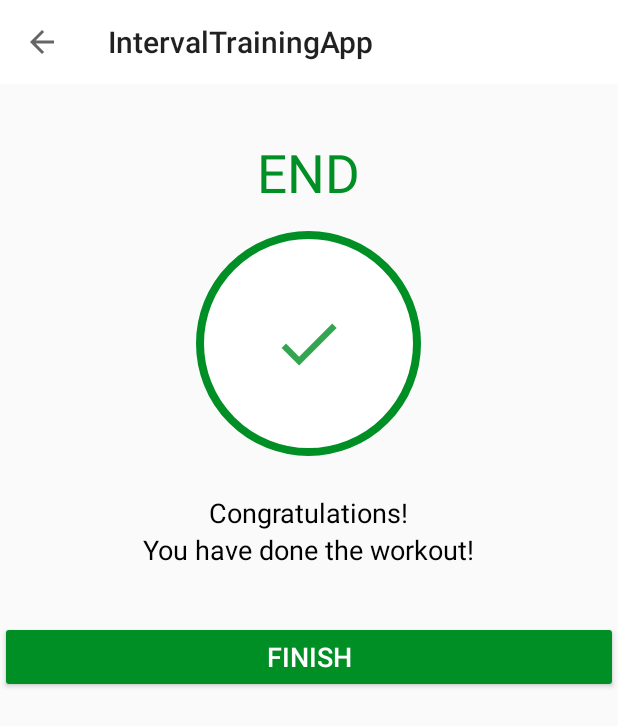
After one commit to maximilian6547s/IntervalTrainingApp, an Android app: the FinishActivity screen opened directly, with no data from a screen before it, on a phone screen of 412 x 824 dp. The commit adds this screen. Shown: the top 726 px of the screen. Run offline under Robolectric (Android 15) with nearby library versions, the phone set to English and light mode, and no system bars.

Commit message:
Make finish activity

```diff
--- a/app/src/main/AndroidManifest.xml
+++ b/app/src/main/AndroidManifest.xml
@@ -9,9 +9,13 @@
         android:roundIcon="@mipmap/ic_launcher_round"
         android:supportsRtl="true"
         android:theme="@style/Theme.IntervalTrainingApp">
-        <activity android:name=".ExerciseActivity"
+        <activity android:name=".FinishActivity"
             android:screenOrientation="portrait"
-            android:theme="@style/Theme.AppCompat.Light.NoActionBar"></activity>
+            android:theme="@style/Theme.AppCompat.Light.NoActionBar"/>
+        <activity
+            android:name=".ExerciseActivity"
+            android:screenOrientation="portrait"
+            android:theme="@style/Theme.AppCompat.Light.NoActionBar" />
         <activity
             android:name=".MainActivity"
             android:screenOrientation="portrait"
--- a/app/src/main/java/com/maximcuker/intervaltrainingapp/ExerciseActivity.kt
+++ b/app/src/main/java/com/maximcuker/intervaltrainingapp/ExerciseActivity.kt
@@ -1,5 +1,6 @@
 package com.maximcuker.intervaltrainingapp
 
+import android.content.Intent
 import android.media.MediaPlayer
 import androidx.appcompat.app.AppCompatActivity
 import android.os.Bundle
@@ -21,8 +22,8 @@ class ExerciseActivity : AppCompatActivity(), TextToSpeech.OnInitListener {
     private var exerciseTimer: CountDownTimer? = null
     private var exerciseProgress = 0
 
-    private var exerciseTimerDuration: Long = 3
-    private var restTimerDuration: Long = 2
+    private var exerciseTimerDuration: Long = 3//TODO: make back after test
+    private var restTimerDuration: Long = 2//TODO: make back after test
 
     private var exerciseList: ArrayList<ExerciseModel>? = null
     private var currentExercisePosition = -1
@@ -123,18 +124,16 @@ class ExerciseActivity : AppCompatActivity(), TextToSpeech.OnInitListener {
             }
 
             override fun onFinish() {
-                if (currentExercisePosition< (exerciseList?.size ?: 0)-1 ) {
-//                if (currentExercisePosition < 1) {
+//                if (currentExercisePosition< (exerciseList?.size ?: 0)-1 ) { //TODO: make back after test
+                if (currentExercisePosition < 2) {
                     exerciseList?.get(currentExercisePosition)?.isSelected = false
                     exerciseList?.get(currentExercisePosition)?.isCompleted = true
                     exerciseAdapter?.notifyDataSetChanged()
                     setupRestView()
                 } else {
-                    Toast.makeText(
-                        this@ExerciseActivity,
-                        "Congratulations! You have completed the 7 minutes workout!",
-                        Toast.LENGTH_LONG
-                    ).show()
+                    finish()
+                    val intentFinish = Intent(this@ExerciseActivity,FinishActivity::class.java)
+                    startActivity(intentFinish)
                 }
             }
         }.start()
--- /dev/null
+++ b/app/src/main/java/com/maximcuker/intervaltrainingapp/FinishActivity.kt
@@ -0,0 +1,25 @@
+package com.maximcuker.intervaltrainingapp
+
+import androidx.appcompat.app.AppCompatActivity
+import android.os.Bundle
+import kotlinx.android.synthetic.main.activity_finish.*
+
+class FinishActivity : AppCompatActivity() {
+    override fun onCreate(savedInstanceState: Bundle?) {
+        super.onCreate(savedInstanceState)
+        setContentView(R.layout.activity_finish)
+
+        setSupportActionBar(toolbarFinishActivity)
+        val actionBar = supportActionBar
+        if (actionBar != null) {
+            actionBar.setDisplayHomeAsUpEnabled(true) //set back button
+        }
+        toolbarFinishActivity.setNavigationOnClickListener{
+            onBackPressed() //press back when press button on toolbar
+        }
+
+        btnFinish.setOnClickListener {
+            finish()
+        }
+    }
+}
--- /dev/null
+++ b/app/src/main/res/drawable/ic_action_done.xml
@@ -0,0 +1,13 @@
+<?xml version="1.0" encoding="utf-8"?>
+<vector xmlns:android="http://schemas.android.com/apk/res/android"
+    android:width="24dp"
+    android:height="24dp"
+    android:viewportHeight="24"
+    android:viewportWidth="24"
+    android:tint="@color/colorAccent"
+    android:alpha="0.8">
+    <path
+        android:fillColor="#FF000000"
+        android:pathData="M9,16.2L4.8,12l-1.4,1.4L9,19 21,7l-1.4,-1.4L9,16.2z"/>
+
+</vector>
--- /dev/null
+++ b/app/src/main/res/layout/activity_finish.xml
@@ -0,0 +1,70 @@
+<?xml version="1.0" encoding="utf-8"?>
+<LinearLayout xmlns:android="http://schemas.android.com/apk/res/android"
+    xmlns:app="http://schemas.android.com/apk/res-auto"
+    xmlns:tools="http://schemas.android.com/tools"
+    android:layout_width="match_parent"
+    android:layout_height="match_parent"
+    android:orientation="vertical"
+    android:gravity="center_horizontal"
+    tools:context=".FinishActivity">
+
+    <androidx.appcompat.widget.Toolbar
+        android:id="@+id/toolbarFinishActivity"
+        android:layout_width="match_parent"
+        android:layout_height="?android:attr/actionBarSize"
+        android:background="@color/white" />
+
+    <TextView
+        android:id="@+id/tvEnd"
+        android:layout_width="wrap_content"
+        android:layout_height="wrap_content"
+        android:layout_marginTop="35dp"
+        android:text="END"
+        android:textSize="35sp"
+        android:textColor="@color/colorAccent"/>
+
+    <LinearLayout
+        android:layout_width="150dp"
+        android:layout_height="150dp"
+        android:layout_gravity="center"
+        android:layout_marginTop="15dp"
+        android:background="@drawable/item_circular_color_accent_border"
+        android:gravity="center">
+
+        <ImageView
+            android:layout_width="50dp"
+            android:layout_height="50dp"
+            android:contentDescription="@string/image_name"
+            android:src="@drawable/ic_action_done" />
+
+    </LinearLayout>
+
+    <TextView
+        android:layout_width="wrap_content"
+        android:layout_height="wrap_content"
+        android:layout_marginTop="25dp"
+        android:text="Congratulations!"
+        android:textColor="@color/black"
+        android:textSize="18sp" />
+
+    <TextView
+        android:layout_width="wrap_content"
+        android:layout_height="wrap_content"
+        android:text="You have done the workout!"
+        android:textColor="@color/black"
+        android:textSize="18sp" />
+
+    <Button
+        android:id="@+id/btnFinish"
+        android:layout_width="match_parent"
+        android:layout_height="wrap_content"
+        android:layout_gravity="bottom"
+        android:layout_marginTop="35dp"
+        android:backgroundTint="@color/colorAccent"
+        android:text="FINISH"
+        android:textColor="@color/white"
+        android:textSize="18sp" />
+
+
+
+</LinearLayout>
```
